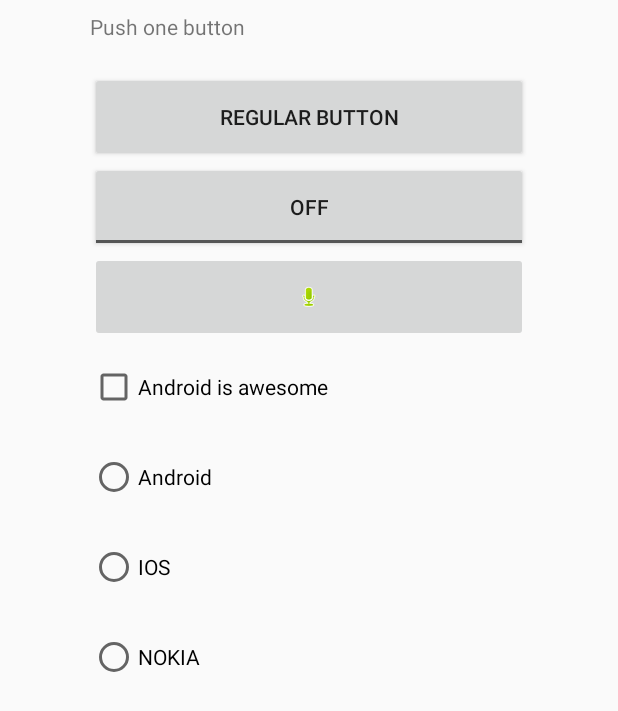
After one commit to TwilightNight/AndroidLesson3_Widget, an Android app: the layout activity_button.xml on its own in the app's theme, with its tools: preview values and no code run, on a phone screen of 412 x 824 dp. The commit adds this screen. Shown: the top 711 px of the screen. Run offline under Robolectric (Android 15) with nearby library versions, the phone set to English and light mode, and no system bars.

Commit message:
Finish ButtonActivity

```diff
--- a/app/src/main/AndroidManifest.xml
+++ b/app/src/main/AndroidManifest.xml
@@ -13,6 +13,7 @@
                 <category android:name="android.intent.category.LAUNCHER"/>
             </intent-filter>
         </activity>
+        <activity android:name=".ButtonActivity"/>
     </application>
 
 </manifest>
--- /dev/null
+++ b/app/src/main/res/layout/activity_button.xml
@@ -0,0 +1,55 @@
+<?xml version="1.0" encoding="utf-8"?>
+<LinearLayout xmlns:android="http://schemas.android.com/apk/res/android"
+    android:layout_width="match_parent"
+    android:layout_height="match_parent"
+    android:paddingTop="@dimen/default_padding"
+    android:paddingBottom="@dimen/default_padding"
+    android:paddingLeft="60dp"
+    android:paddingRight="60dp"
+    android:orientation="vertical">
+    <TextView
+        android:id="@+id/activity_button_text_view"
+        android:layout_width="match_parent"
+        android:layout_height="40dp"
+        android:text="Push one button"/>
+    <Button
+        android:id="@+id/activity_button_button"
+        android:layout_width="match_parent"
+        android:layout_height="60dp"
+        android:text="Regular button"/>
+    <ToggleButton
+        android:id="@+id/activity_button_toggle_button"
+        android:layout_width="match_parent"
+        android:layout_height="60dp"
+        android:text="OFF"/>
+    <ImageButton
+        android:id="@+id/activity_button_image_button"
+        android:layout_width="match_parent"
+        android:layout_height="60dp"
+        android:src="@android:drawable/presence_audio_online"/>
+    <CheckBox
+        android:id="@+id/activity_button_check_box"
+        android:layout_width="match_parent"
+        android:layout_height="60dp"
+        android:text="Android is awesome"/>
+    <RadioGroup
+        android:id="@+id/activity_button_radio_group"
+        android:layout_width="match_parent"
+        android:layout_height="match_parent">
+        <RadioButton
+            android:id="@+id/activity_button_radio_button1"
+            android:layout_width="match_parent"
+            android:layout_height="60dp"
+            android:text="Android"/>
+        <RadioButton
+            android:id="@+id/activity_button_radio_button2"
+            android:layout_width="match_parent"
+            android:layout_height="60dp"
+            android:text="IOS"/>
+        <RadioButton
+            android:id="@+id/activity_button_radio_button3"
+            android:layout_width="match_parent"
+            android:layout_height="60dp"
+            android:text="NOKIA"/>
+    </RadioGroup>
+</LinearLayout>
--- a/app/src/main/res/values/colors.xml
+++ b/app/src/main/res/values/colors.xml
@@ -3,4 +3,5 @@
     <color name="colorPrimary">#3F51B5</color>
     <color name="colorPrimaryDark">#303F9F</color>
     <color name="colorAccent">#FF4081</color>
+    <color name="gray">#777777</color>
 </resources>
```
Also changed, not shown: app/src/main/java/com/example/shana/androidlesson3_widget/ButtonActivity.java (+45 -0 lines).
